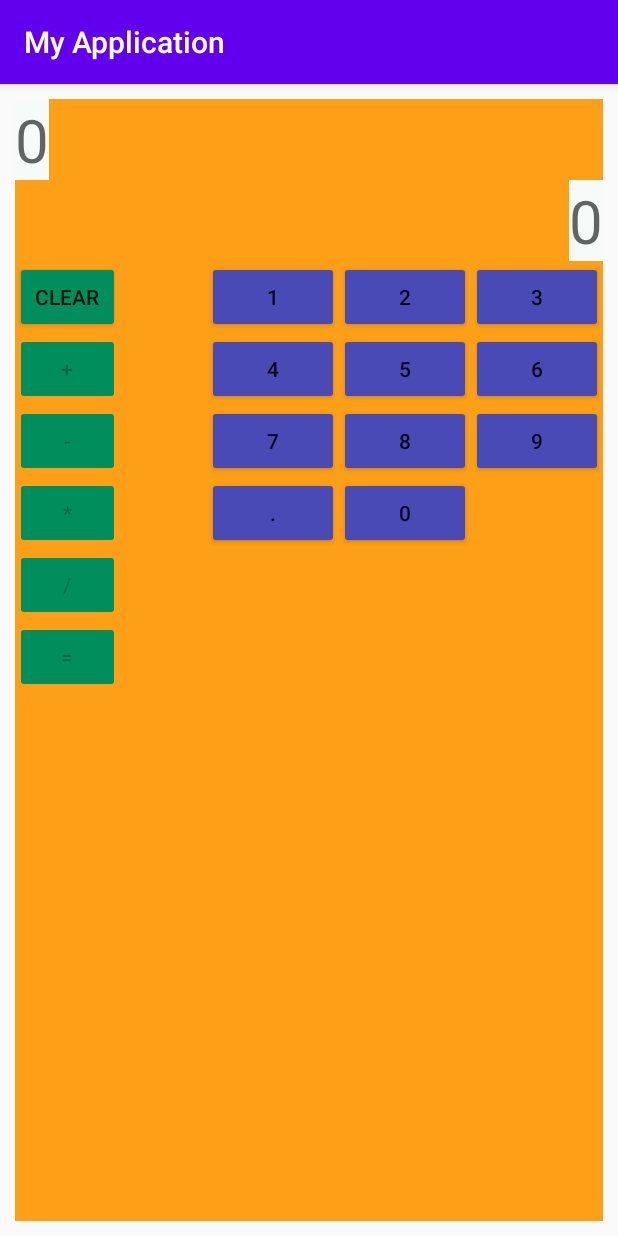
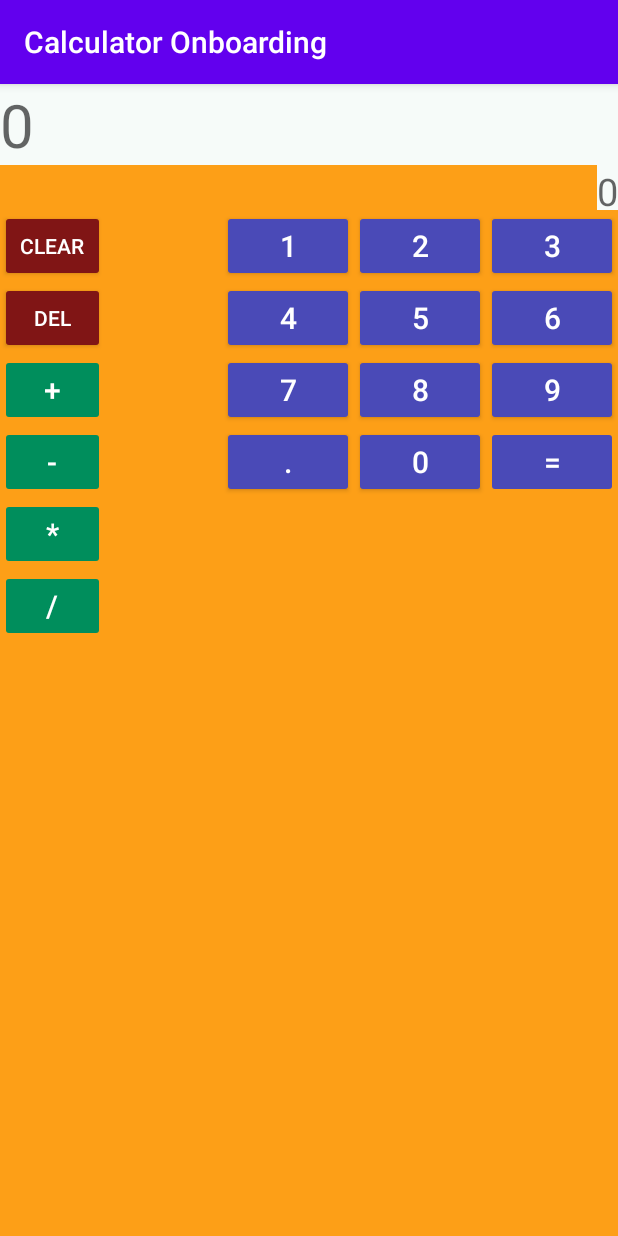
Before and after one commit to MarcosCGlobant/CalculatorOnboarding, an Android app: the screen it shows after launch (MainActivity), on a phone screen of 412 x 824 dp. Run offline under Robolectric (Android 15) with nearby library versions, the phone set to English and light mode, and no system bars; our stand-ins replace ButterKnife.

Commit message:
redesigned the UI, added delete button for when the numbers are inserted with the according funcionality, and chained operations

```diff
--- a/app/app/src/main/AndroidManifest.xml
+++ b/app/app/src/main/AndroidManifest.xml
@@ -9,7 +9,9 @@
         android:roundIcon="@mipmap/ic_launcher_round"
         android:supportsRtl="true"
         android:theme="@style/AppTheme">
-        <activity android:name="com.globant.calculator.android.MainActivity">
+        <activity
+            android:name="com.globant.calculator.android.MainActivity"
+            android:screenOrientation="portrait">
             <intent-filter>
                 <action android:name="android.intent.action.MAIN" />
 
--- a/app/app/src/main/java/com/globant/calculator/android/MainActivity.java
+++ b/app/app/src/main/java/com/globant/calculator/android/MainActivity.java
@@ -125,4 +125,9 @@ public class MainActivity extends AppCompatActivity {
         presenter.onClearButtonPress();
     }
 
+    @OnClick(R.id.delete_current_button)
+    public void deleteButtonPressed() {
+        presenter.onDeleteButtonPress();
+    }
+
 }
--- a/app/app/src/main/res/layout/activity_main.xml
+++ b/app/app/src/main/res/layout/activity_main.xml
@@ -1,17 +1,15 @@
 <?xml version="1.0" encoding="utf-8"?>
 <androidx.constraintlayout.widget.ConstraintLayout xmlns:android="http://schemas.android.com/apk/res/android"
     xmlns:app="http://schemas.android.com/apk/res-auto"
-    xmlns:tools="http://schemas.android.com/tools"
     android:id="@+id/activity_main"
     android:layout_width="match_parent"
     android:layout_height="match_parent"
-    android:layout_margin="@dimen/activity_layout_margin"
     android:background="@color/main_background"
     android:orientation="vertical">
 
     <TextView
         android:id="@+id/calculation_label"
-        android:layout_width="wrap_content"
+        android:layout_width="match_parent"
         android:layout_height="wrap_content"
         android:background="@color/label_background"
         android:hint="@string/label"
@@ -24,25 +22,35 @@
     <TextView
         android:id="@+id/input_label"
         android:layout_width="wrap_content"
-        android:layout_height="wrap_content"
+        android:layout_height="@dimen/input_label_height"
         android:background="@color/label_background"
         android:hint="@string/label"
         android:maxLines="@integer/max_lines_label"
-        android:textSize="@dimen/activity_calculation_label_text_size"
+        android:textSize="@dimen/activity_input_label_text_size"
         app:layout_constraintEnd_toEndOf="parent"
         app:layout_constraintTop_toBottomOf="@id/calculation_label" />
 
     <Button
         android:id="@+id/clear_button"
-        style="@style/actionButtonStyle"
+        style="@style/clearButtonStyle"
         android:text="@string/clear"
+        android:textColor="@color/button_text_color"
         app:layout_constraintStart_toStartOf="parent"
         app:layout_constraintTop_toBottomOf="@id/input_label" />
+
+    <Button
+        android:id="@+id/delete_current_button"
+        style="@style/clearButtonStyle"
+        android:text="@string/delete_button"
+        android:textColor="@color/button_text_color"
+        app:layout_constraintStart_toStartOf="parent"
+        app:layout_constraintTop_toBottomOf="@id/clear_button" />
 
     <Button
         android:id="@+id/number_one"
         style="@style/numberButtonStyle"
         android:text="@string/button_one"
+        android:textColor="@color/button_text_color"
         app:layout_constraintEnd_toStartOf="@id/number_two"
         app:layout_constraintTop_toBottomOf="@id/input_label" />
 
@@ -50,6 +58,7 @@
         android:id="@+id/number_two"
         style="@style/numberButtonStyle"
         android:text="@string/button_two"
+        android:textColor="@color/button_text_color"
         app:layout_constraintEnd_toStartOf="@id/number_three"
         app:layout_constraintTop_toBottomOf="@id/input_label" />
 
@@ -57,6 +66,7 @@
         android:id="@+id/number_three"
         style="@style/numberButtonStyle"
         android:text="@string/button_three"
+        android:textColor="@color/button_text_color"
         app:layout_constraintEnd_toEndOf="parent"
         app:layout_constraintTop_toBottomOf="@id/input_label" />
 
@@ -64,6 +74,7 @@
         android:id="@+id/number_four"
         style="@style/numberButtonStyle"
         android:text="@string/button_four"
+        android:textColor="@color/button_text_color"
         app:layout_constraintEnd_toStartOf="@id/number_five"
         app:layout_constraintTop_toBottomOf="@id/clear_button" />
 
@@ -71,6 +82,7 @@
         android:id="@+id/number_five"
         style="@style/numberButtonStyle"
         android:text="@string/button_five"
+        android:textColor="@color/button_text_color"
         app:layout_constraintEnd_toStartOf="@id/number_six"
         app:layout_constraintTop_toBottomOf="@id/clear_button" />
 
@@ -78,6 +90,7 @@
         android:id="@+id/number_six"
         style="@style/numberButtonStyle"
         android:text="@string/button_six"
+        android:textColor="@color/button_text_color"
         app:layout_constraintEnd_toEndOf="parent"
         app:layout_constraintTop_toBottomOf="@id/clear_button" />
 
@@ -85,41 +98,47 @@
         android:id="@+id/number_seven"
         style="@style/numberButtonStyle"
         android:text="@string/button_seven"
+        android:textColor="@color/button_text_color"
         app:layout_constraintEnd_toStartOf="@id/number_eight"
-        app:layout_constraintTop_toBottomOf="@id/add_button" />
+        app:layout_constraintTop_toBottomOf="@id/delete_current_button" />
 
     <Button
         android:id="@+id/number_eight"
         style="@style/numberButtonStyle"
         android:text="@string/button_eight"
+        android:textColor="@color/button_text_color"
         app:layout_constraintEnd_toStartOf="@id/number_nine"
-        app:layout_constraintTop_toBottomOf="@id/add_button" />
+        app:layout_constraintTop_toBottomOf="@id/delete_current_button" />
 
     <Button
         android:id="@+id/number_nine"
         style="@style/numberButtonStyle"
         android:text="@string/button_nine"
+        android:textColor="@color/button_text_color"
         app:layout_constraintEnd_toEndOf="parent"
-        app:layout_constraintTop_toBottomOf="@id/add_button" />
+        app:layout_constraintTop_toBottomOf="@id/delete_current_button" />
 
     <Button
         android:id="@+id/number_zero"
         style="@style/numberButtonStyle"
         android:text="@string/button_zero"
+        android:textColor="@color/button_text_color"
         app:layout_constraintEnd_toEndOf="@id/number_eight"
-        app:layout_constraintTop_toBottomOf="@id/subtraction_button" />
+        app:layout_constraintTop_toBottomOf="@id/add_button" />
 
     <Button
         android:id="@+id/add_button"
         style="@style/actionButtonStyle"
         android:text="@string/plus"
+        android:textColor="@color/button_text_color"
         app:layout_constraintStart_toStartOf="parent"
-        app:layout_constraintTop_toBottomOf="@id/clear_button" />
+        app:layout_constraintTop_toBottomOf="@id/delete_current_button" />
 
     <Button
         android:id="@+id/subtraction_button"
         style="@style/actionButtonStyle"
         android:text="@string/minus"
+        android:textColor="@color/button_text_color"
         app:layout_constraintStart_toStartOf="parent"
         app:layout_constraintTop_toBottomOf="@id/add_button" />
 
@@ -127,6 +146,7 @@
         android:id="@+id/multiply_button"
         style="@style/actionButtonStyle"
         android:text="@string/multiply"
+        android:textColor="@color/button_text_color"
         app:layout_constraintStart_toStartOf="parent"
         app:layout_constraintTop_toBottomOf="@id/subtraction_button" />
 
@@ -134,21 +154,24 @@
         android:id="@+id/divide_button"
         style="@style/actionButtonStyle"
         android:text="@string/divide"
+        android:textColor="@color/button_text_color"
         app:layout_constraintStart_toStartOf="parent"
         app:layout_constraintTop_toBottomOf="@id/multiply_button" />
 
     <Button
         android:id="@+id/equals_button"
-        style="@style/actionButtonStyle"
+        style="@style/numberButtonStyle"
         android:text="@string/equals"
-        app:layout_constraintStart_toStartOf="parent"
-        app:layout_constraintTop_toBottomOf="@id/divide_button" />
+        android:textColor="@color/button_text_color"
+        app:layout_constraintEnd_toEndOf="parent"
+        app:layout_constraintTop_toBottomOf="@id/add_button" />
 
     <Button
         android:id="@+id/dot_button"
         style="@style/numberButtonStyle"
         android:text="@string/dot_button"
+        android:textColor="@color/button_text_color"
         app:layout_constraintEnd_toEndOf="@id/number_seven"
-        app:layout_constraintTop_toBottomOf="@id/subtraction_button" />
+        app:layout_constraintTop_toBottomOf="@id/add_button" />
 
 </androidx.constraintlayout.widget.ConstraintLayout>
--- a/app/app/src/main/res/values/colors.xml
+++ b/app/app/src/main/res/values/colors.xml
@@ -7,4 +7,6 @@
     <color name="main_background">#FD9F17</color>
     <color name="label_background">#F6FBF9</color>
     <color name="action_button_color">#008E5C</color>
+    <color name="clear_button">#801515</color>
+    <color name="button_text_color">#ffffff</color>
 </resources>
--- a/app/app/src/main/res/values/dimens.xml
+++ b/app/app/src/main/res/values/dimens.xml
@@ -2,6 +2,7 @@
     <dimen name="activity_horizontal_margin">16dp</dimen>
     <dimen name="activity_vertical_margin">16dp</dimen>
     <dimen name="activity_calculation_label_text_size">40sp</dimen>
-    <dimen name="activity_layout_margin">10dp</dimen>
+    <dimen name="activity_input_label_text_size">25sp</dimen>
+    <dimen name="input_label_height">30sp</dimen>
     <dimen name="activity_button_width">70dp</dimen>
 </resources>
--- a/app/app/src/main/res/values/strings.xml
+++ b/app/app/src/main/res/values/strings.xml
@@ -1,5 +1,5 @@
 <resources>
-    <string name="app_name">My Application</string>
+    <string name="app_name">Calculator Onboarding</string>
     <string name="button_zero">0</string>
     <string name="clear">clear</string>
     <string name="button_one">1</string>
@@ -19,4 +19,5 @@
     <string name="label">0</string>
     <string name="dot_button">.</string>
     <string name="invalid_operation">Operacion Invalida</string>
+    <string name="delete_button">DEL</string>
 </resources>
--- a/app/app/src/main/res/values/styles.xml
+++ b/app/app/src/main/res/values/styles.xml
@@ -1,18 +1,29 @@
 <resources>
+
     <style name="AppTheme" parent="Theme.AppCompat.Light.DarkActionBar">
         <item name="colorPrimary">@color/colorPrimary</item>
         <item name="colorPrimaryDark">@color/colorPrimaryDark</item>
         <item name="colorAccent">@color/colorAccent</item>
     </style>
+
     <style name="actionButtonStyle">
         <item name="android:layout_height">wrap_content</item>
         <item name="android:layout_width">@dimen/activity_button_width</item>
         <item name="android:backgroundTint">@color/action_button_color</item>
+        <item name="android:textSize">20dp</item>
     </style>
+
+    <style name="clearButtonStyle">
+        <item name="android:layout_height">wrap_content</item>
+        <item name="android:layout_width">@dimen/activity_button_width</item>
+        <item name="android:backgroundTint">@color/clear_button</item>
+    </style>
+
     <style name="numberButtonStyle">
         <item name="android:layout_height">wrap_content</item>
         <item name="android:layout_width">wrap_content</item>
         <item name="android:backgroundTint">@color/number_button_color</item>
+        <item name="android:textSize">20dp</item>
     </style>
 
 </resources>
```
Also changed, not shown: app/app/src/main/java/com/globant/calculator/android/mvp/presenter/CalculatorPresenter.java (+36 -3 lines).
